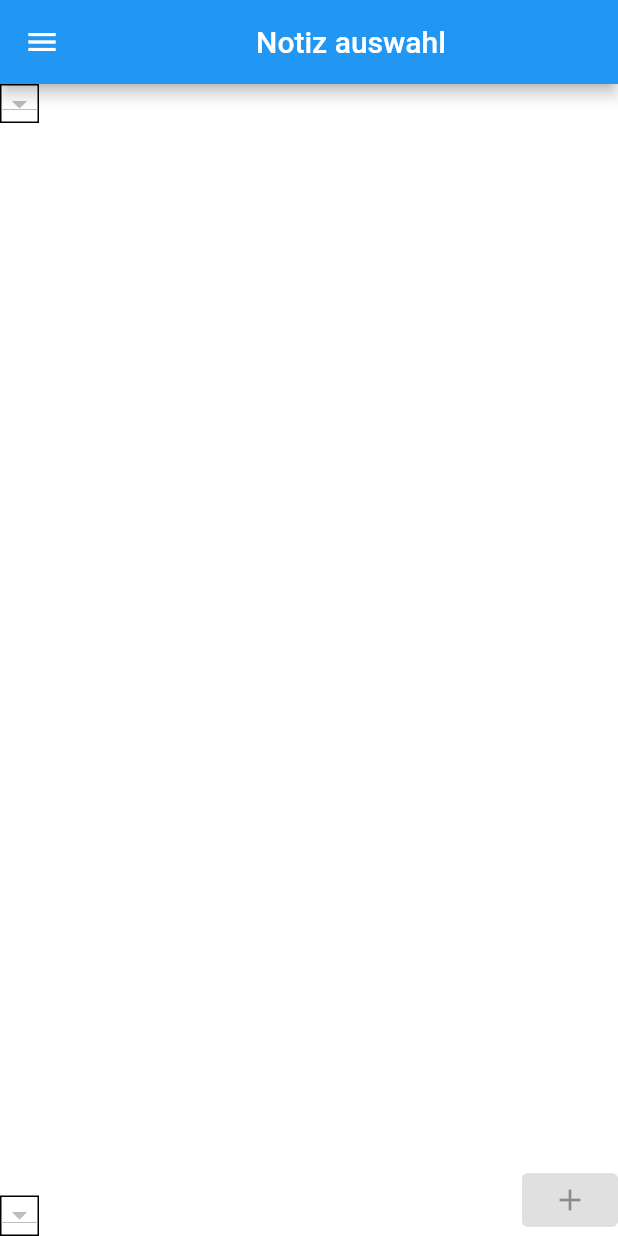
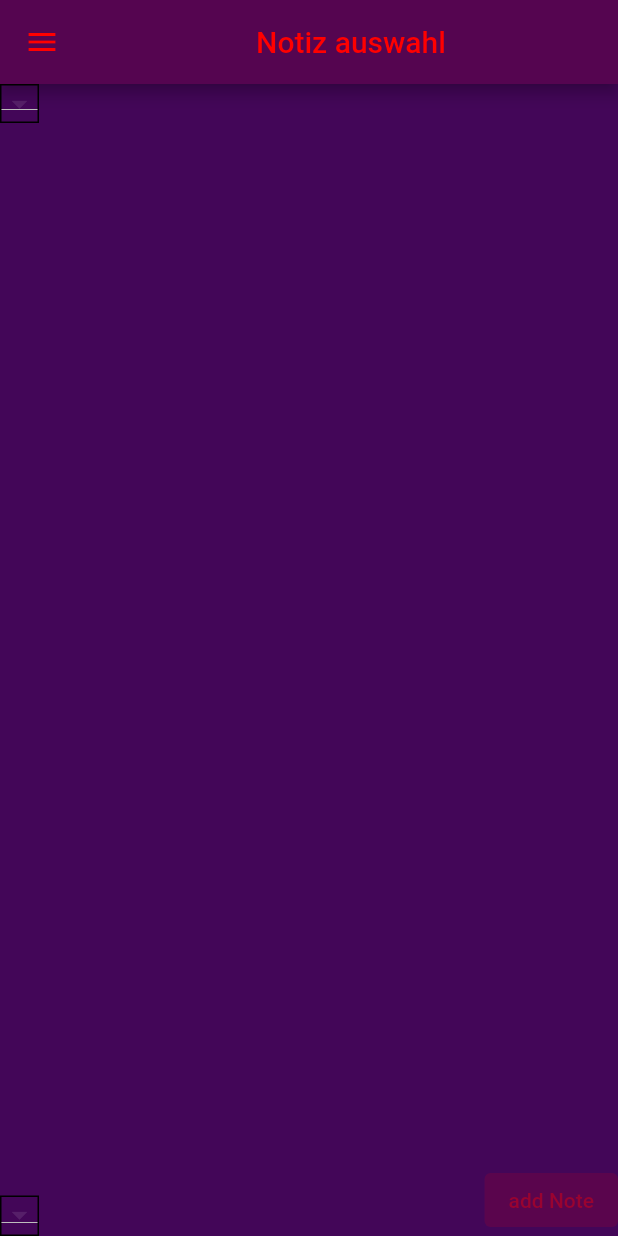
Before and after one commit to AaronLinder/notizapp, a Flutter app: the screen it shows after launch, after a tap on "zurück", on a phone screen of 412 x 824 dp. Run offline on Flutter 3.47's test engine with Material 2 defaults, Android fonts, the phone set to English and light mode, and no system bars.

Commit message:
color scheme

```diff
--- /dev/null
+++ b/lib/colorScheme.dart
@@ -0,0 +1,27 @@
+import 'package:flutter/material.dart';
+
+class CustomTheme {
+  static ThemeData get darkTheme {
+    ColorScheme colorScheme = const ColorScheme(
+      brightness: Brightness.dark,
+      primary: Color.fromRGBO(92, 7, 106, 1.0),
+      secondary: Color.fromRGBO(74, 7, 80, 1.0),
+      secondaryVariant: Color.fromRGBO(185, 61, 25, 1),
+      background: Color.fromRGBO(0, 0, 0, 0.5),
+      onSurface: Color.fromRGBO(255, 0, 0, 1.0),
+      onPrimary: Color.fromRGBO(153, 153, 153, 1.0),
+      surface: Color.fromRGBO(67, 6, 88, 1.0),
+      primaryVariant: Color.fromRGBO(205, 0, 0, 1.0),
+      error: Color.fromRGBO(224, 168, 70, 1.0),
+      onError: Color.fromRGBO(61, 10, 76, 1.0),
+      onSecondary: Color.fromRGBO(20, 109, 88, 1.0),
+      onBackground: Color.fromRGBO(210, 2, 2, 1.0),
+    );
+
+    var t = ThemeData.from(colorScheme: colorScheme);
+
+    return t;
+  }
+
+
+}
--- a/lib/main.dart
+++ b/lib/main.dart
@@ -6,7 +6,7 @@ import 'create_user_fail.dart';
 import 'notiz.dart';
 import 'notizenuebersicht.dart';
 import 'settings.dart';
-
+import 'colorScheme.dart';
 
 void main() {
   runApp(const MyApp());
@@ -23,7 +23,8 @@ class _MyAppState extends State<MyApp> {
   @override
   Widget build(BuildContext context) {
     return MaterialApp(
-      home: Scaffold(
+        theme: CustomTheme.darkTheme,
+      home: const Scaffold(
         body: notiz(),
       ),
       routes: {
--- a/lib/notizenuebersicht.dart
+++ b/lib/notizenuebersicht.dart
@@ -11,8 +11,8 @@ class uebersicht extends StatelessWidget {
       appBar: AppBar(
         title: Center(child: Text("Notiz auswahl")),
       ),
+      body: Scaffold(
         body: Container(
-        decoration: new BoxDecoration(color: Colors.white),
           child: Column(
             children: [
               Align(
@@ -43,7 +43,9 @@ class uebersicht extends StatelessWidget {
                       child: Align(
                         alignment: Alignment.bottomRight,
                         child: ElevatedButton(
-                          onPressed: null, child: Icon(Icons.add)),
+                          onPressed: null,
+                          child: Text("add Note"),
+                        ),
                       ),
                     ),
                   ],
@@ -52,6 +54,7 @@ class uebersicht extends StatelessWidget {
             ],
           ),
         ),
+      ),
     );
   }
 }
--- a/lib/sidebar.dart
+++ b/lib/sidebar.dart
@@ -13,7 +13,7 @@ class NavDrawer extends StatelessWidget {
               style: TextStyle(color: Colors.white, fontSize: 25),
             ),
             decoration: BoxDecoration(
-                color: Colors.blue,
+              color: Color.fromRGBO(0, 113, 87, 1.0),
                 image: DecorationImage(
                     fit: BoxFit.fill,
                     image: AssetImage('assets/images/cover.jpg'))),
```
Lines whose indentation alone changed are shown as unchanged.
